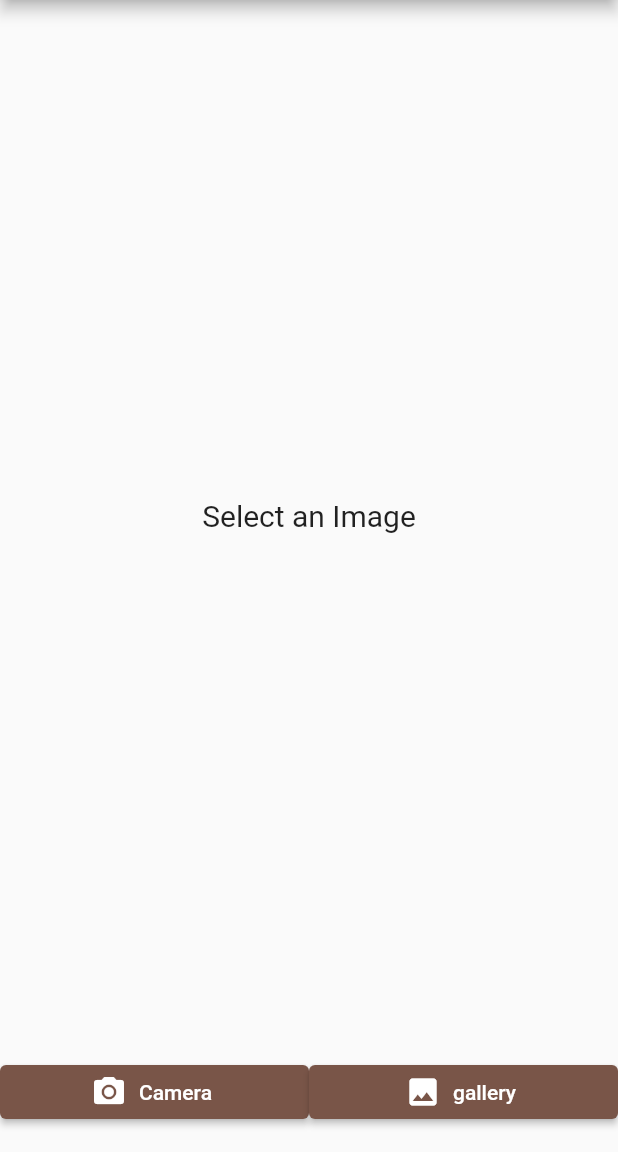
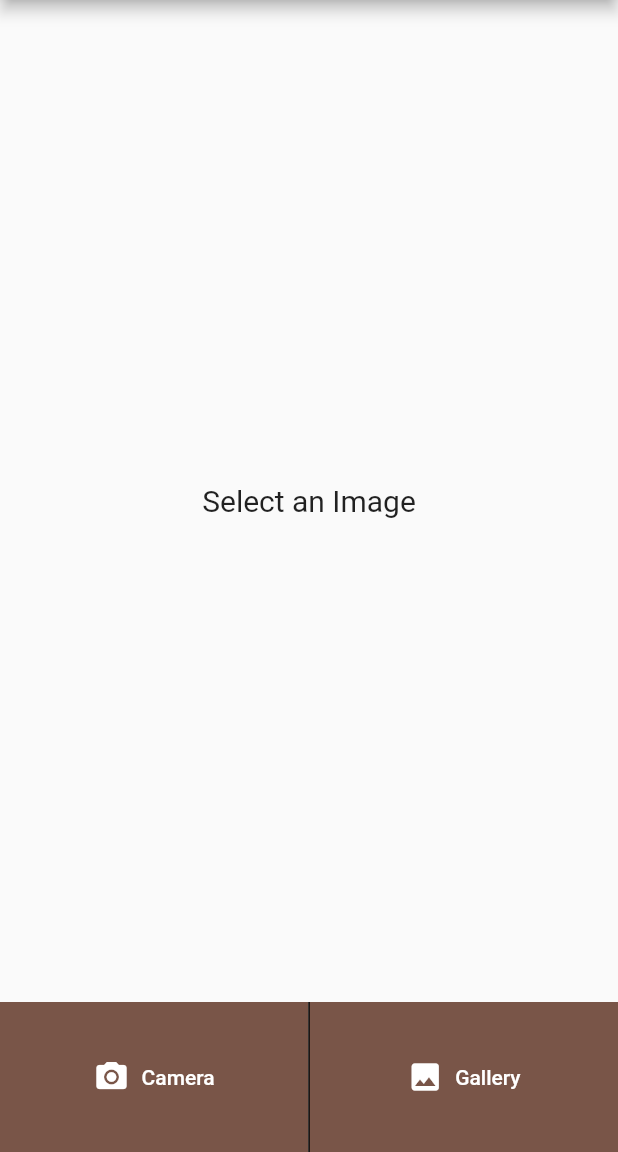
Before and after one commit to Bhavyakala/ImageCaptioningApp, a Flutter app: the screen it shows after launch, on a phone screen of 412 x 824 dp, the part 84-1236 px from its top. Run offline on Flutter 3.47's test engine with Material 2 defaults, Android fonts, the phone set to English and light mode, and no system bars; our stand-ins replace image_picker.

Commit message:
ui changes

```diff
--- a/application/lib/main.dart
+++ b/application/lib/main.dart
@@ -56,23 +56,36 @@ class _ImageCaptionerState extends State<ImageCaptioner> {
 
   Widget _buildButtons() {
     return ConstrainedBox(
-      constraints: BoxConstraints.expand(height: 80.0),
+      constraints: BoxConstraints.expand(height: 100.0),
       child: Row(
+        crossAxisAlignment: CrossAxisAlignment.stretch,
+        mainAxisAlignment: MainAxisAlignment.spaceBetween,
         children: <Widget>[
           Expanded(
-            child: ElevatedButton.icon(
+            child: TextButton.icon(
               onPressed: () => _getImage(ImageSource.camera),
               icon: Icon(Icons.camera_alt),
-              label: Text("Camera")
-            ),
+              label: Text("Camera"),
+              style: TextButton.styleFrom(
+                primary: Colors.white,
+                backgroundColor: Colors.brown,
+                shape: RoundedRectangleBorder()
+              ),
+            )
           ),
+          VerticalDivider(thickness: 2.0, color: Colors.black, width: 1.0),
           Expanded(
-            child: ElevatedButton.icon(
+            child: TextButton.icon(
               onPressed: () => _getImage(ImageSource.gallery),
               icon: Icon(Icons.image),
-              label: Text("gallery")
-            ),
-          )
+              label: Text("Gallery"),
+              style: TextButton.styleFrom(
+                primary: Colors.white,
+                backgroundColor: Colors.brown,
+                shape: RoundedRectangleBorder()
+              ),
+            )
+          ),
         ],
       ),
     );
--- a/application/pubspec.yaml
+++ b/application/pubspec.yaml
@@ -29,6 +29,7 @@ dependencies:
   # Use with the CupertinoIcons class for iOS style icons.
   cupertino_icons: ^1.0.2
   image_picker: ^0.7.4
+  http: ^0.13.3
 
 dev_dependencies:
   flutter_test:
```
Also changed, not shown: application/pubspec.lock.
